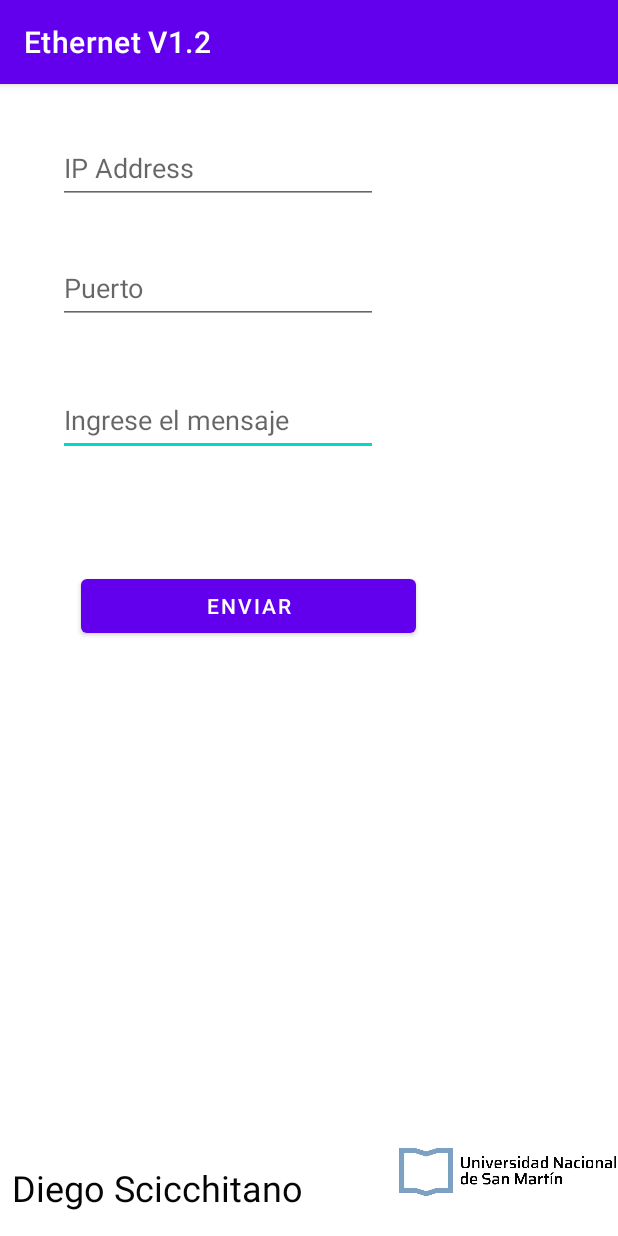
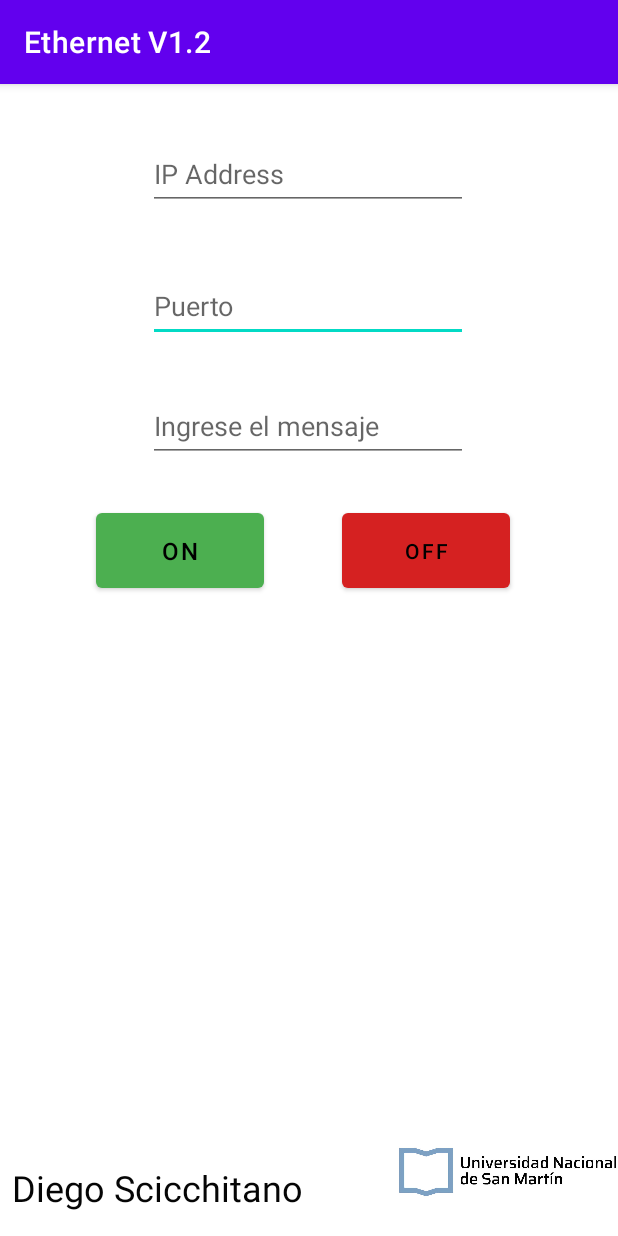
Before and after one commit to Scicchitano/Ethernet_V1, an Android app: the screen it shows after launch (MainActivity), on a phone screen of 412 x 824 dp. Run offline under Robolectric (Android 15) with nearby library versions, the phone set to English and light mode, and no system bars.

Commit message:
Cambio de Boton "Enviar" por "ON" y "OFF". Testeo Funciona OK

```diff
--- a/app/src/main/java/com/example/ethernet_v1/MainActivity.java
+++ b/app/src/main/java/com/example/ethernet_v1/MainActivity.java
@@ -20,9 +20,15 @@ public class MainActivity extends AppCompatActivity {
     }
 
 
-    public void send (View v){
+    public void sendON (View v){
         MessageSender messageSender = new MessageSender();
-        messageSender.execute(e1.getText().toString(),eIP.getText().toString(),ePort.getText().toString());
+        messageSender.execute("ON",eIP.getText().toString(),ePort.getText().toString());
+
+    }
+
+    public void sendOFF (View v){
+        MessageSender messageSender = new MessageSender();
+        messageSender.execute("OFF",eIP.getText().toString(),ePort.getText().toString());
 
     }
 
--- a/app/src/main/res/layout/activity_main.xml
+++ b/app/src/main/res/layout/activity_main.xml
@@ -7,29 +7,31 @@
     android:background="#FFFFFF"
     tools:context=".MainActivity">
 
-    <Button
-        android:id="@+id/button"
-        android:layout_width="223dp"
-        android:layout_height="48dp"
-        android:layout_marginTop="76dp"
-        android:onClick="send"
-        android:text="@string/button"
+    <EditText
+        android:id="@+id/etPort"
+        android:layout_width="wrap_content"
+        android:layout_height="wrap_content"
+        android:layout_marginTop="40dp"
+        android:ems="10"
+        android:hint="@string/etPort"
+        android:inputType="textPersonName"
+        android:minHeight="48dp"
         app:layout_constraintEnd_toEndOf="parent"
-        app:layout_constraintHorizontal_bias="0.287"
+        app:layout_constraintHorizontal_bias="0.497"
         app:layout_constraintStart_toStartOf="parent"
-        app:layout_constraintTop_toBottomOf="@+id/et1" />
+        app:layout_constraintTop_toBottomOf="@+id/etIP" />
 
     <EditText
         android:id="@+id/et1"
         android:layout_width="wrap_content"
         android:layout_height="wrap_content"
-        android:layout_marginTop="40dp"
+        android:layout_marginTop="32dp"
         android:ems="10"
         android:hint="@string/et1"
         android:inputType="textPersonName"
         android:minHeight="48dp"
         app:layout_constraintEnd_toEndOf="parent"
-        app:layout_constraintHorizontal_bias="0.194"
+        app:layout_constraintHorizontal_bias="0.497"
         app:layout_constraintStart_toStartOf="parent"
         app:layout_constraintTop_toBottomOf="@+id/etPort" />
 
@@ -37,29 +39,15 @@
         android:id="@+id/etIP"
         android:layout_width="wrap_content"
         android:layout_height="wrap_content"
-        android:layout_marginTop="32dp"
+        android:layout_marginTop="36dp"
         android:ems="10"
         android:hint="@string/etIP"
         android:inputType="textPersonName"
         android:minHeight="48dp"
         app:layout_constraintEnd_toEndOf="parent"
-        app:layout_constraintHorizontal_bias="0.194"
+        app:layout_constraintHorizontal_bias="0.497"
         app:layout_constraintStart_toStartOf="parent"
         app:layout_constraintTop_toTopOf="parent" />
-
-    <EditText
-        android:id="@+id/etPort"
-        android:layout_width="wrap_content"
-        android:layout_height="wrap_content"
-        android:layout_marginTop="32dp"
-        android:ems="10"
-        android:hint="@string/etPort"
-        android:inputType="textPersonName"
-        android:minHeight="48dp"
-        app:layout_constraintEnd_toEndOf="parent"
-        app:layout_constraintHorizontal_bias="0.194"
-        app:layout_constraintStart_toStartOf="parent"
-        app:layout_constraintTop_toBottomOf="@+id/etIP" />
 
     <ImageView
         android:id="@+id/imageView"
@@ -69,8 +57,6 @@
         app:layout_constraintEnd_toEndOf="parent"
         app:layout_constraintHorizontal_bias="1.0"
         app:layout_constraintStart_toEndOf="@+id/textView"
-        app:layout_constraintTop_toBottomOf="@+id/button"
-        app:layout_constraintVertical_bias="1.0"
         app:srcCompat="@drawable/logo_unsam" />
 
     <TextView
@@ -84,7 +70,35 @@
         android:textColor="#050505"
         android:textSize="24dp"
         app:layout_constraintBottom_toBottomOf="parent"
+        app:layout_constraintStart_toStartOf="parent" />
+
+    <Button
+        android:id="@+id/button3"
+        android:layout_width="112dp"
+        android:layout_height="62dp"
+        android:layout_marginStart="52dp"
+        android:layout_marginLeft="52dp"
+        android:layout_marginTop="28dp"
+        android:onClick="sendOFF"
+        android:text="@string/button3"
+        android:textColor="#000000"
+        app:backgroundTint="#D52121"
+        app:layout_constraintStart_toEndOf="@+id/button2"
+        app:layout_constraintTop_toBottomOf="@+id/et1" />
+
+    <Button
+        android:id="@+id/button2"
+        android:layout_width="112dp"
+        android:layout_height="62dp"
+        android:layout_marginStart="64dp"
+        android:layout_marginLeft="64dp"
+        android:layout_marginTop="28dp"
+        android:onClick="sendON"
+        android:text="@string/button2"
+        android:textColor="#000000"
+        android:textSize="16sp"
+        app:backgroundTint="#4CAF50"
+        app:iconTint="#000000"
         app:layout_constraintStart_toStartOf="parent"
-        app:layout_constraintTop_toBottomOf="@+id/button"
-        app:layout_constraintVertical_bias="1.0" />
+        app:layout_constraintTop_toBottomOf="@+id/et1" />
 </androidx.constraintlayout.widget.ConstraintLayout>
--- a/app/src/main/res/values/strings.xml
+++ b/app/src/main/res/values/strings.xml
@@ -3,6 +3,7 @@
     <string name="etIP">IP Address</string>
     <string name="etPort">Puerto</string>
     <string name="et1">Ingrese el mensaje</string>
-    <string name="button">Enviar</string>
+    <string name="button2">ON</string>
+    <string name="button3">OFF</string>
     <string name="tvName">Diego Scicchitano</string>
 </resources>
```
Also changed, not shown: 1 other file.
